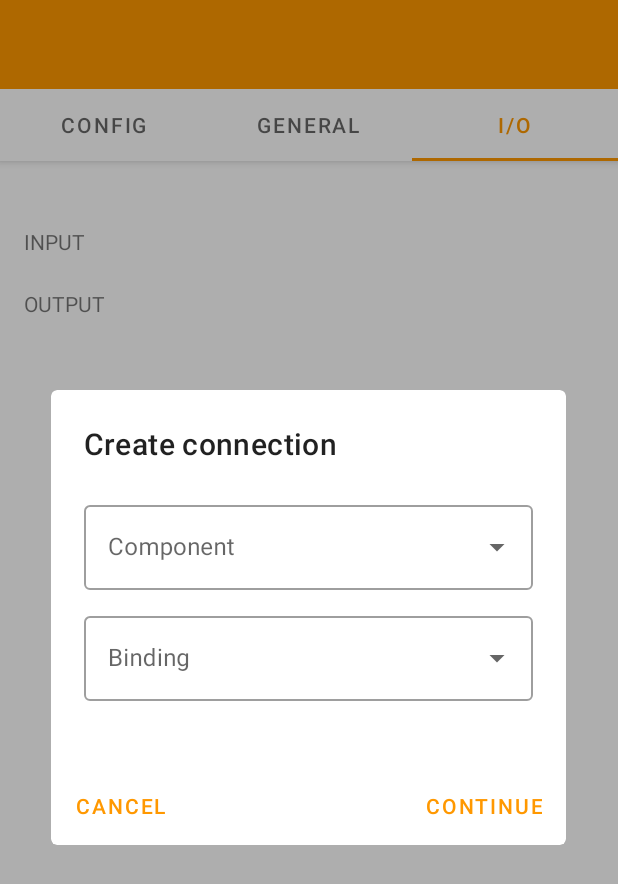
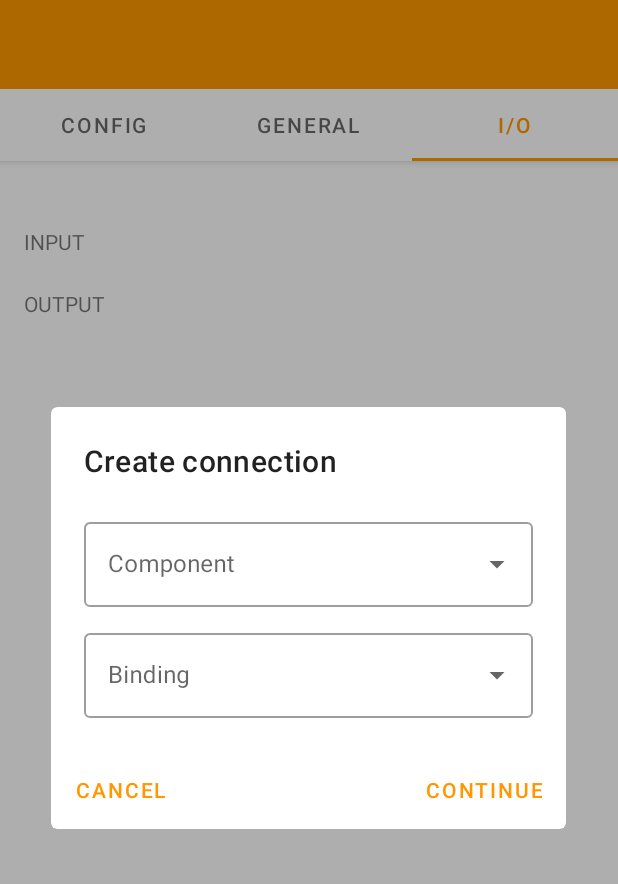
Before and after one commit to Palda97/LinkedPipesAndroidClient, an Android app: the fragment CreateConnectionDialog placed in its activity, tab 3 chosen, on a phone screen of 412 x 824 dp. Shown: the top 884 px of the screen. Run offline under Robolectric (Android 15) with nearby library versions, the phone set to English and light mode, and no system bars; our stand-ins replace Room's generated code, data binding; 3 statements that could not run were skipped.

Commit message:
add scrollview to dialog add connection and remove bottom margin

```diff
--- a/app/src/main/res/layout/dialog_add_connection.xml
+++ b/app/src/main/res/layout/dialog_add_connection.xml
@@ -5,9 +5,13 @@
         <!-- -->
     </data>
 
+    <ScrollView
+        android:layout_width="match_parent"
+        android:layout_height="match_parent">
+
         <LinearLayout
             android:layout_width="match_parent"
-        android:layout_height="match_parent"
+            android:layout_height="wrap_content"
             android:padding="22dp"
             style="@style/do_not_auto_focus_child_components"
             android:orientation="vertical">
@@ -36,7 +40,6 @@
                 style="@style/Widget.MaterialComponents.TextInputLayout.OutlinedBox.ExposedDropdownMenu"
                 android:layout_width="match_parent"
                 android:layout_height="wrap_content"
-            android:layout_marginBottom="@dimen/dropdown_vertical_margin"
                 android:layout_marginTop="12dp"
                 android:hint="@string/binding">
 
@@ -47,5 +50,5 @@
                     android:layout_height="wrap_content" />
             </com.google.android.material.textfield.TextInputLayout>
         </LinearLayout>
-
+    </ScrollView>
 </layout>
```
Lines whose indentation alone changed are shown as unchanged.
